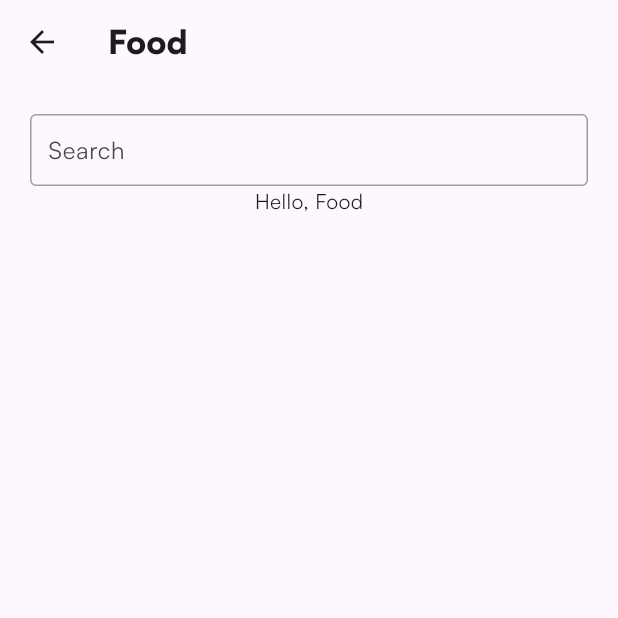
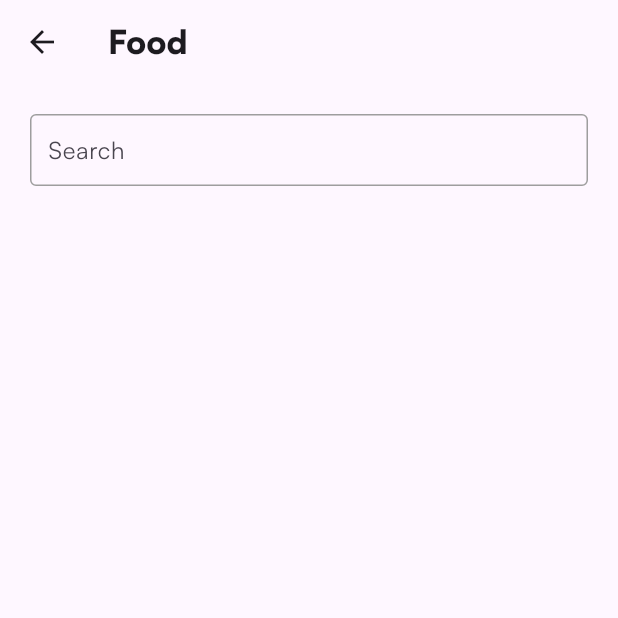
Before and after one commit to JAYSH89/Journal-Flutter, a Flutter app: the FoodView screen opened directly, on a phone screen of 412 x 824 dp, the top half of it. Run offline on Flutter 3.47's test engine with Material 3 defaults, Android fonts, the phone set to English and light mode, and no system bars; our stand-ins replace equatable, fpdart, get_it, go_router, shared_preferences; accounts and stored records are empty.

Commit message:
Added very good analysis

```diff
--- a/lib/food/presentation/food_page.dart
+++ b/lib/food/presentation/food_page.dart
@@ -2,7 +2,6 @@ import 'package:flutter/cupertino.dart';
 import 'package:flutter/material.dart';
 import 'package:journal/app/widgets/journal_app_bar.dart';
 import 'package:journal/app/widgets/journal_text_field.dart';
-import 'package:journal/core/theme/typography.dart';
 
 class FoodPage extends StatelessWidget {
   const FoodPage({super.key});
@@ -41,14 +40,8 @@ class _FoodViewContent extends StatelessWidget {
   const _FoodViewContent({super.key});
 
   @override
-  Widget build(BuildContext context) =>
-      Padding(
-        padding: const EdgeInsets.all(20.0),
-        child: Column(
-          children: [
-            const JournalTextField(),
-            Text("Hello, Food", style: satoshiRegular),
-          ],
-        ),
+  Widget build(BuildContext context) => const Padding(
+        padding: EdgeInsets.all(20.0),
+        child: Column(children: [JournalTextField()]),
       );
 }
--- a/pubspec.yaml
+++ b/pubspec.yaml
@@ -25,6 +25,7 @@ dependencies:
   fpdart: ^1.1.0
   uuid: ^4.3.3
   shared_preferences: ^2.2.2
+  very_good_analysis: ^5.1.0
 
 dev_dependencies:
   flutter_test:
```
Also changed, not shown: lib/core/navigation/go_router.dart (+6 -4 lines), lib/core/util/constants.dart (added, +10 -0 lines), lib/journal/domain/models/journal_entry.dart (+6 -11 lines), lib/journal/presentation/journal_page.dart (+10 -8 lines).
